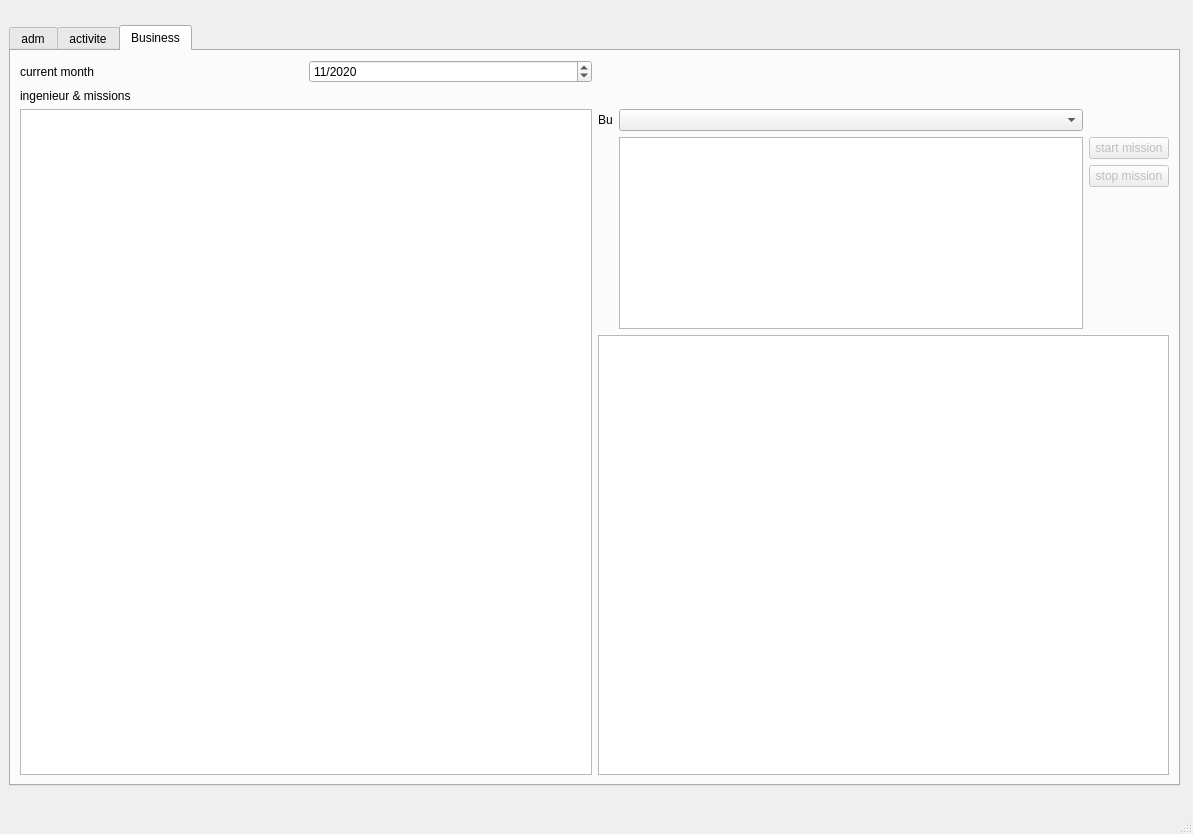
The window that sources/views/mainWindow.ui (thrichert/softy) describes before a commit, drawn with Qt 5.
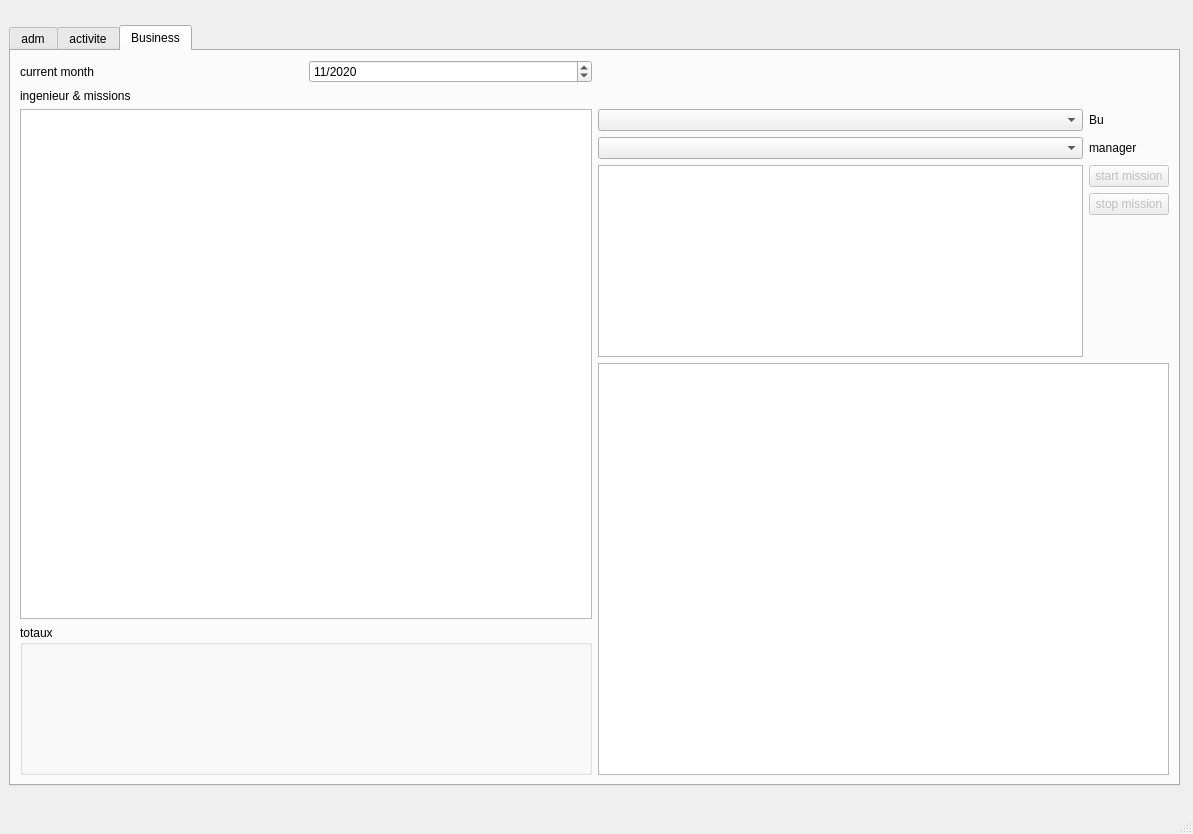
The same window after the commit. The open tabs and pages were chosen to show the change.

Commit message: in Business Tab, add Manager selector to display only the managed Ing by this manager from this Bu

Patch:
```diff
--- a/sources/views/mainWindow.ui
+++ b/sources/views/mainWindow.ui
@@ -617,60 +617,35 @@
        <attribute name="title">
         <string>Business</string>
        </attribute>
-       <layout class="QGridLayout" name="gridLayout_7">
-        <item row="1" column="0">
          <layout class="QGridLayout" name="gridLayout_3">
-          <item row="1" column="1">
+        <item row="3" column="0">
+         <layout class="QVBoxLayout" name="verticalLayout_7">
+          <item>
+           <widget class="QTableView" name="business_ing_table"/>
+          </item>
+          <item>
+           <widget class="QGroupBox" name="groupBox_9">
+            <property name="minimumSize">
+             <size>
+              <width>0</width>
+              <height>150</height>
+             </size>
+            </property>
+            <property name="title">
+             <string>totaux</string>
+            </property>
+           </widget>
+          </item>
+         </layout>
+        </item>
+        <item row="2" column="0">
            <widget class="QLabel" name="label_43">
             <property name="text">
              <string>ingenieur &amp; missions</string>
             </property>
            </widget>
           </item>
-          <item row="2" column="2">
-           <layout class="QGridLayout" name="gridLayout_6">
-            <item row="1" column="1" rowspan="3">
-             <widget class="QTableView" name="business_Ing_list"/>
-            </item>
-            <item row="0" column="1">
-             <widget class="QComboBox" name="business_BuComboBox"/>
-            </item>
-            <item row="0" column="0">
-             <widget class="QLabel" name="label_6">
-              <property name="text">
-               <string>Bu</string>
-              </property>
-             </widget>
-            </item>
-            <item row="2" column="2">
-             <widget class="QPushButton" name="ingStopMission">
-              <property name="enabled">
-               <bool>false</bool>
-              </property>
-              <property name="text">
-               <string>stop mission</string>
-              </property>
-             </widget>
-            </item>
-            <item row="1" column="2">
-             <widget class="QPushButton" name="ingStartMission">
-              <property name="enabled">
-               <bool>false</bool>
-              </property>
-              <property name="inputMethodHints">
-               <set>Qt::ImhHiddenText</set>
-              </property>
-              <property name="text">
-               <string>start mission</string>
-              </property>
-             </widget>
-            </item>
-           </layout>
-          </item>
-          <item row="2" column="1" rowspan="2">
-           <widget class="QTableView" name="business_ing_table"/>
-          </item>
-          <item row="0" column="1">
+        <item row="1" column="0">
            <layout class="QHBoxLayout" name="horizontalLayout_2">
             <item>
              <widget class="QLabel" name="label">
@@ -695,7 +670,55 @@
             </item>
            </layout>
           </item>
+        <item row="3" column="1">
+         <layout class="QGridLayout" name="gridLayout_6">
+          <item row="0" column="1">
+           <widget class="QComboBox" name="business_BuComboBox"/>
+          </item>
+          <item row="2" column="1" rowspan="3">
+           <widget class="QTableView" name="business_Ing_list"/>
+          </item>
           <item row="3" column="2">
+           <widget class="QPushButton" name="ingStopMission">
+            <property name="enabled">
+             <bool>false</bool>
+            </property>
+            <property name="text">
+             <string>stop mission</string>
+            </property>
+           </widget>
+          </item>
+          <item row="2" column="2">
+           <widget class="QPushButton" name="ingStartMission">
+            <property name="enabled">
+             <bool>false</bool>
+            </property>
+            <property name="inputMethodHints">
+             <set>Qt::ImhHiddenText</set>
+            </property>
+            <property name="text">
+             <string>start mission</string>
+            </property>
+           </widget>
+          </item>
+          <item row="0" column="2">
+           <widget class="QLabel" name="label_6">
+            <property name="text">
+             <string>Bu</string>
+            </property>
+           </widget>
+          </item>
+          <item row="1" column="1">
+           <widget class="QComboBox" name="businessManagerList"/>
+          </item>
+          <item row="1" column="2">
+           <widget class="QLabel" name="label_13">
+            <property name="text">
+             <string>manager</string>
+            </property>
+           </widget>
+          </item>
+          <item row="5" column="1" colspan="2">
            <widget class="QGraphicsView" name="graphicsView"/>
           </item>
          </layout>
```
Left out of the diff: 4 changed lines with no effect on the pictures. Lines whose indentation alone changed are shown as unchanged. The commit also changes 1 other file.
